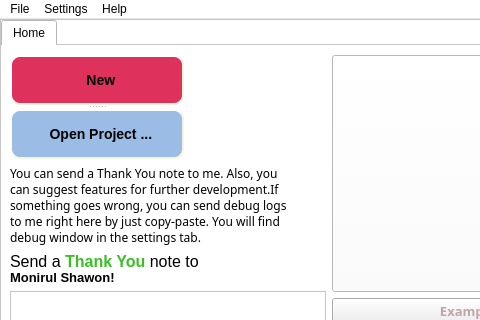
This is Ui File/main.ui in joaotapparo/trussify as Qt 5 draws it before an edit; both pictures show x 0 to 480 and y 0 to 320 of the 1200 by 630 pixel window. The edited form follows.
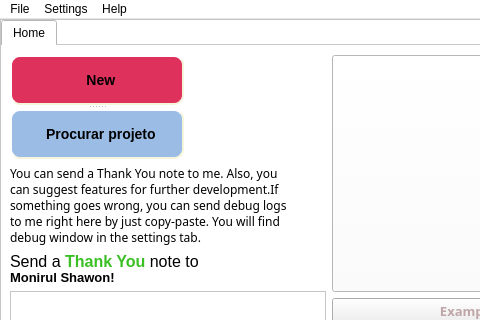
This is the edited form. Icons and pictures are not drawn.

The edit to the form file:
```diff
--- a/Ui File/main.ui
+++ b/Ui File/main.ui
@@ -650,7 +650,7 @@
                    </property>
                    <property name="text">
                     <string>
-  Open Project ...
+  Procurar projeto
 </string>
                    </property>
                    <property name="icon">
```
